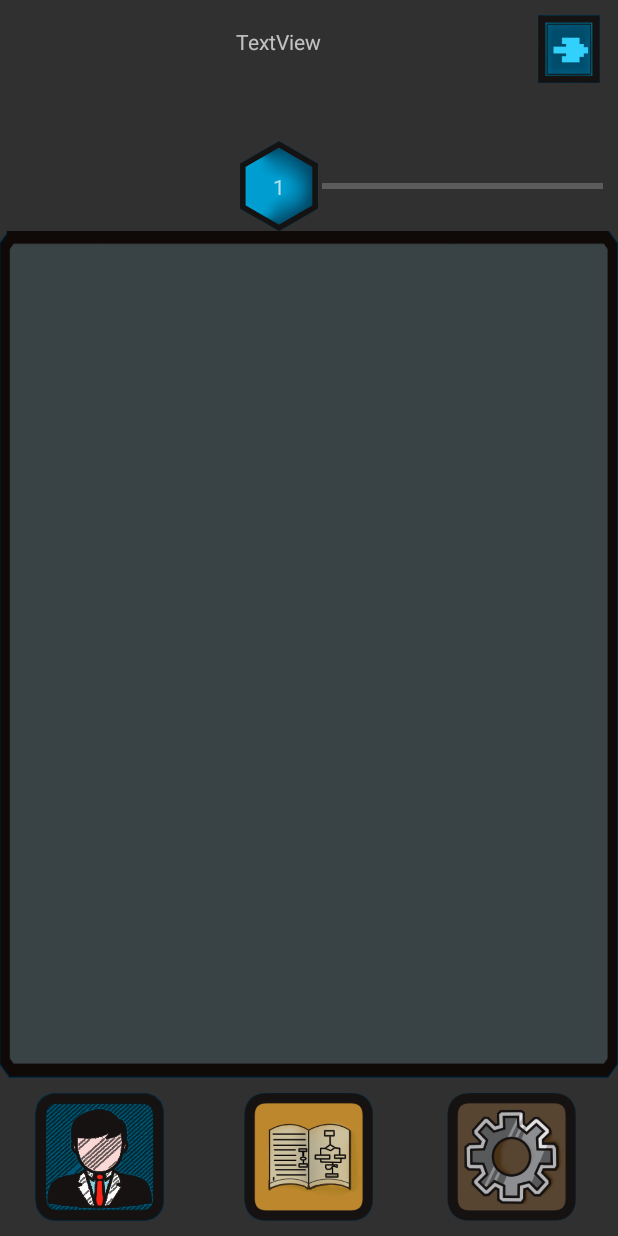
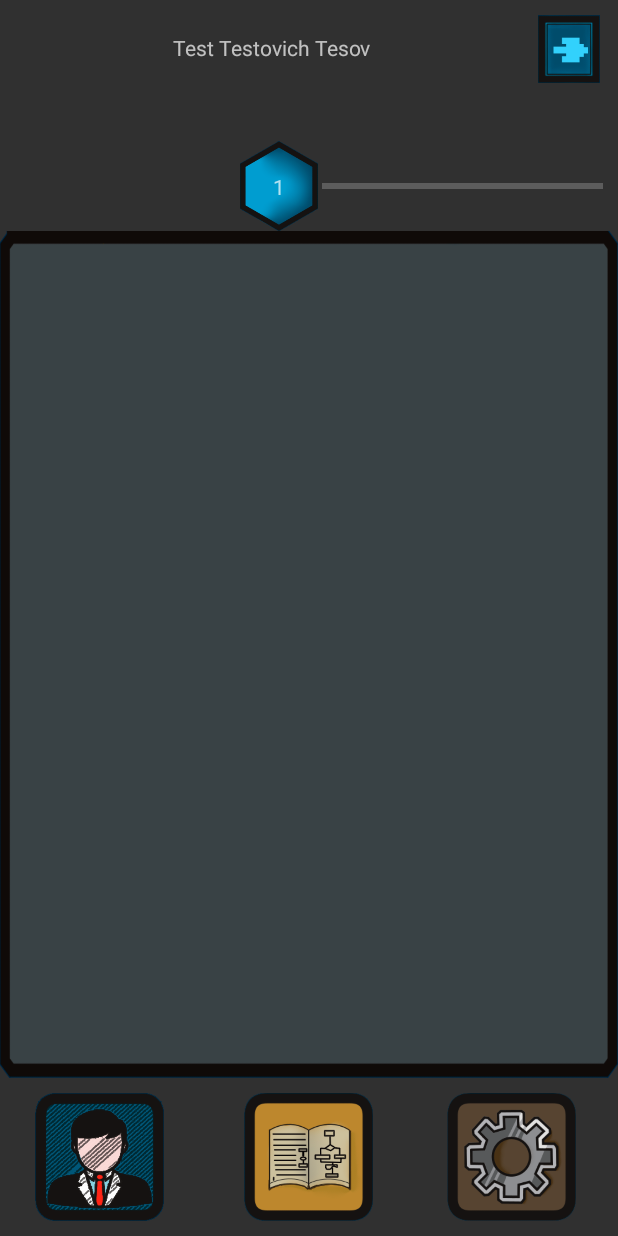
Before and after one commit to Reymai/Java_Learner, an Android app: the MainMenuActivity screen opened directly, with no data from a screen before it, on a phone screen of 412 x 824 dp. Run offline under Robolectric (Android 15) with nearby library versions, the phone set to English and light mode, and no system bars.

Commit message:
Design fix

```diff
--- a/app/src/main/res/layout/activity_main_menu.xml
+++ b/app/src/main/res/layout/activity_main_menu.xml
@@ -137,15 +137,15 @@
 
     <TextView
         android:id="@+id/Username"
-        android:layout_width="183dp"
-        android:layout_height="49dp"
-        android:text="TextView"
+        android:layout_width="wrap_content"
+        android:layout_height="wrap_content"
+        android:contentDescription="Username"
+        android:text="Test Testovich Tesov"
         app:layout_constraintBottom_toBottomOf="@+id/LibraryBtn"
-        app:layout_constraintEnd_toEndOf="@+id/TaskTab"
-        app:layout_constraintHorizontal_bias="0.688"
-        app:layout_constraintStart_toStartOf="parent"
+        app:layout_constraintEnd_toStartOf="@+id/LogoutBtn"
+        app:layout_constraintStart_toEndOf="@+id/ProfileImg"
         app:layout_constraintTop_toTopOf="parent"
-        app:layout_constraintVertical_bias="0.023" />
+        app:layout_constraintVertical_bias="0.027" />
 
     <ImageView
         android:id="@+id/LvlImg"
```
